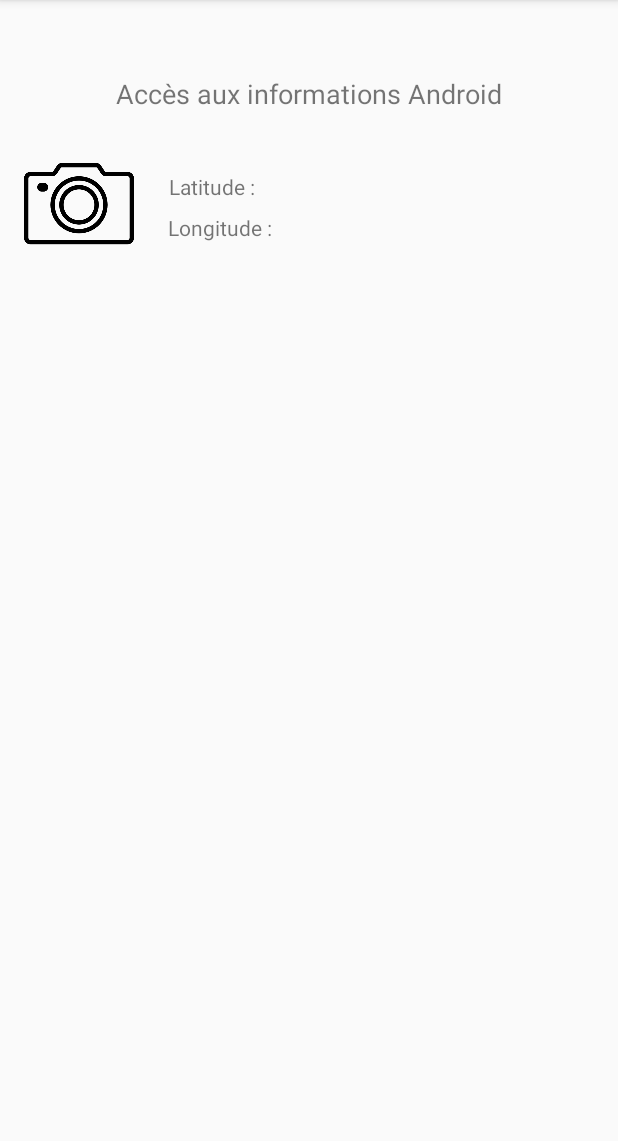
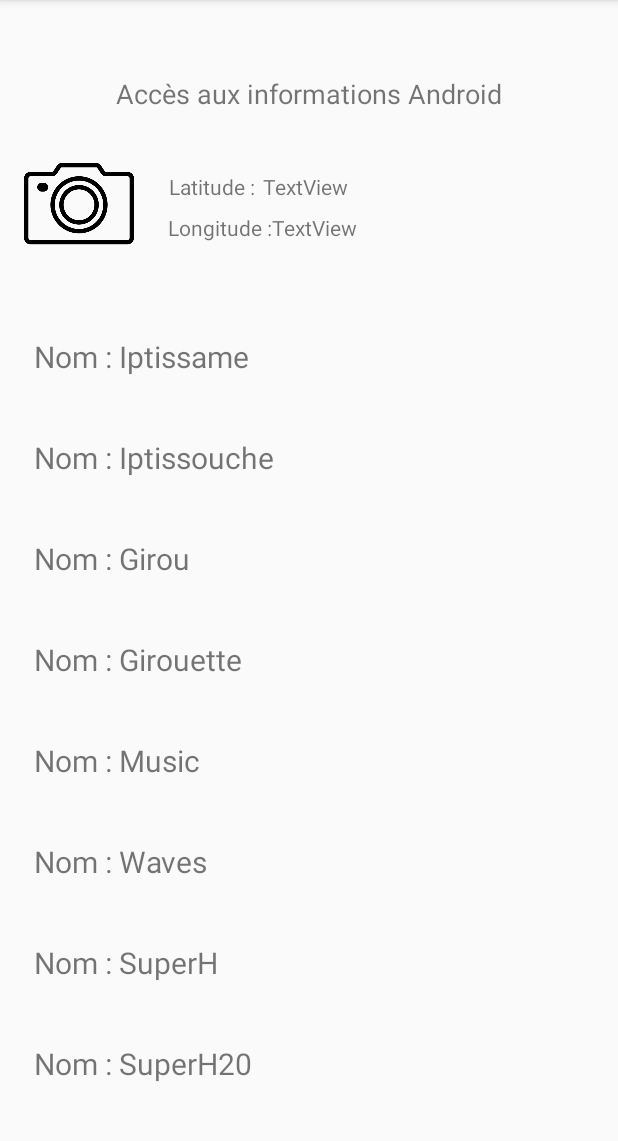
Before and after one commit to ikrijah/android_project, an Android app: the AccessDataActivity screen opened directly, with no data from a screen before it, on a phone screen of 412 x 824 dp, the part 84-1225 px from its top. Run offline under Robolectric (Android 15) with nearby library versions, the phone set to English and light mode, and no system bars; 1 statement that could not run was skipped.

Commit message:
Photo de profil + RecycleView + Latitude & Longitude

```diff
--- a/app/build.gradle
+++ b/app/build.gradle
@@ -36,4 +36,5 @@ dependencies {
     testImplementation 'junit:junit:4.12'
     androidTestImplementation 'androidx.test.ext:junit:1.1.0'
     androidTestImplementation 'androidx.test.espresso:espresso-core:3.1.1'
+    implementation 'com.google.android.gms:play-services-location:17.0.0'
 }
--- a/app/src/main/AndroidManifest.xml
+++ b/app/src/main/AndroidManifest.xml
@@ -3,6 +3,12 @@
     package="fr.isen.krijah.androidtoolbox">
 
     <uses-permission android:name="android.permission.READ_EXTERNAL_STORAGE"/>
+    <uses-permission android:name="android.permission.WRITE_EXTERNAL_STORAGE"/>
+    <uses-permission android:name="android.permission.CAMERA"/>
+
+    <uses-permission android:name="android.permission.INTERNET"/>
+    <uses-permission android:name="android.permission.ACCESS_FINE_LOCATION"/>
+    <uses-permission android:name="android.permission.ACCESS_COARSE_LOCATION"/>
     <application
         android:allowBackup="true"
         android:icon="@mipmap/ic_launcher"
--- a/app/src/main/java/fr/isen/krijah/androidtoolbox/AccessDataActivity.kt
+++ b/app/src/main/java/fr/isen/krijah/androidtoolbox/AccessDataActivity.kt
@@ -1,21 +1,47 @@
 package fr.isen.krijah.androidtoolbox
 
 import android.Manifest
+import android.annotation.SuppressLint
 import android.app.Activity
+import android.content.ContentProviderClient
+import android.content.Context
 import android.content.Intent
+import android.content.SyncRequest
 import android.content.pm.PackageManager
+import android.location.Location
+import android.location.LocationManager
 import android.os.Build
 import androidx.appcompat.app.AppCompatActivity
 import android.os.Bundle
+import android.os.Looper
+import android.provider.Settings
+import android.widget.TextView
 import android.widget.Toast
 import androidx.constraintlayout.widget.ConstraintLayout.VERSION
+import androidx.core.app.ActivityCompat
+import androidx.recyclerview.widget.LinearLayoutManager
+import com.google.android.gms.location.*
 import kotlinx.android.synthetic.main.activity_access_data.*
 
 class AccessDataActivity : AppCompatActivity() {
 
+    lateinit var mFusedLocationClient: FusedLocationProviderClient
+
+    // initialisation liste
+    val listeDeNoms: ArrayList<String> = ArrayList()
+
     override fun onCreate(savedInstanceState: Bundle?) {
         super.onCreate(savedInstanceState)
         setContentView(R.layout.activity_access_data)
+
+        mFusedLocationClient = LocationServices.getFusedLocationProviderClient(this)
+        getLastLocation()
+
+        addNoms()
+
+        listView.layoutManager = LinearLayoutManager(this)
+
+        listView.adapter = NomsAdapter(listeDeNoms, this)
 
         cameraView.setOnClickListener(){
             //check runtime permission
@@ -39,6 +65,7 @@ class AccessDataActivity : AppCompatActivity() {
         }
     }
 
+
     private fun pickImageFromGallery() {
         //Intent to pick image
         val intent = Intent(Intent.ACTION_PICK)
@@ -51,6 +78,8 @@ class AccessDataActivity : AppCompatActivity() {
         private val IMAGE_PICK_CODE = 1000;
         //Permission code
         private val PERMISSION_CODE = 1001;
+
+        private val PERMISSION_ID = 42;
     }
 
     //handle requested permission result
@@ -68,6 +97,12 @@ class AccessDataActivity : AppCompatActivity() {
                 }
             }
         }
+
+        if (requestCode == PERMISSION_ID) {
+            if ((grantResults.isNotEmpty() && grantResults[0] == PackageManager.PERMISSION_GRANTED)) {
+                // Granted. Start getting the location information
+            }
+        }
     }
 
     //handle result of picked image
@@ -76,4 +111,89 @@ class AccessDataActivity : AppCompatActivity() {
             cameraView.setImageURI(data?.data)
         }
     }
+
+    // Adds animals to the empty animals ArrayList
+    fun addNoms() {
+        listeDeNoms.add("Nom : Iptissame")
+        listeDeNoms.add("Nom : Iptissouche")
+        listeDeNoms.add("Nom : Girou")
+        listeDeNoms.add("Nom : Girouette")
+        listeDeNoms.add("Nom : Music")
+        listeDeNoms.add("Nom : Waves")
+        listeDeNoms.add("Nom : SuperH")
+        listeDeNoms.add("Nom : SuperH20")
+        listeDeNoms.add("Nom : Chat")
+        listeDeNoms.add("Nom : Chien")
+    }
+
+
+    private fun checkPermissions(): Boolean {
+        if (ActivityCompat.checkSelfPermission(this, Manifest.permission.ACCESS_COARSE_LOCATION) == PackageManager.PERMISSION_GRANTED &&
+            ActivityCompat.checkSelfPermission(this, Manifest.permission.ACCESS_FINE_LOCATION) == PackageManager.PERMISSION_GRANTED){
+            return true
+        }
+        return false
+    }
+
+    private fun requestPermissions() {
+        ActivityCompat.requestPermissions(
+            this,
+            arrayOf(Manifest.permission.ACCESS_COARSE_LOCATION, Manifest.permission.ACCESS_FINE_LOCATION),
+            PERMISSION_ID
+        )
+    }
+
+    private fun isLocationEnabled(): Boolean {
+        var locationManager: LocationManager = getSystemService(Context.LOCATION_SERVICE) as LocationManager
+        return locationManager.isProviderEnabled(LocationManager.GPS_PROVIDER) || locationManager.isProviderEnabled(
+            LocationManager.NETWORK_PROVIDER
+        )
+    }
+
+    @SuppressLint("MissingPermission")
+    private fun getLastLocation() {
+        if (checkPermissions()) {
+            if (isLocationEnabled()) {
+
+                mFusedLocationClient.lastLocation.addOnCompleteListener(this) { task ->
+                    var location: Location? = task.result
+                    if (location == null) {
+                        requestNewLocationData()
+                    } else {
+                        findViewById<TextView>(R.id.latTextView).text = location.latitude.toString()
+                        findViewById<TextView>(R.id.lonTextView).text = location.longitude.toString()
+                    }
+                }
+            } else {
+                Toast.makeText(this, "Turn on location", Toast.LENGTH_LONG).show()
+                val intent = Intent(Settings.ACTION_LOCATION_SOURCE_SETTINGS)
+                startActivity(intent)
+            }
+        } else {
+            requestPermissions()
+        }
+    }
+
+    @SuppressLint("MissingPermission")
+    private fun requestNewLocationData() {
+        var mLocationRequest = LocationRequest()
+        mLocationRequest.priority = LocationRequest.PRIORITY_HIGH_ACCURACY
+        mLocationRequest.interval = 0
+        mLocationRequest.fastestInterval = 0
+        mLocationRequest.numUpdates = 1
+
+        mFusedLocationClient = LocationServices.getFusedLocationProviderClient(this)
+        mFusedLocationClient!!.requestLocationUpdates(
+            mLocationRequest, mLocationCallback,
+            Looper.myLooper()
+        )
+    }
+
+    private val mLocationCallback = object : LocationCallback() {
+        override fun onLocationResult(locationResult: LocationResult) {
+            var mLastLocation: Location = locationResult.lastLocation
+            findViewById<TextView>(R.id.latTextView).text = mLastLocation.latitude.toString()
+            findViewById<TextView>(R.id.lonTextView).text = mLastLocation.longitude.toString()
+        }
+    }
 }
--- /dev/null
+++ b/app/src/main/java/fr/isen/krijah/androidtoolbox/NomsAdapter.kt
@@ -0,0 +1,34 @@
+package fr.isen.krijah.androidtoolbox
+
+import android.content.Context
+import android.view.LayoutInflater
+import android.view.View
+import android.view.ViewGroup
+import androidx.recyclerview.widget.RecyclerView
+import kotlinx.android.synthetic.main.noms_list_item.view.*
+
+class NomsAdapter(val items : ArrayList<String>, val context: Context) : RecyclerView.Adapter<ViewHolder>() {
+    override fun onBindViewHolder(holder: ViewHolder, position: Int) {
+        TODO("not implemented") //To change body of created functions use File | Settings | File Templates.
+    }
+
+    // Gets the number of names in the list
+    override fun getItemCount(): Int {
+        return items.size
+    }
+
+    // Inflates the item views
+    override fun onCreateViewHolder(parent: ViewGroup, viewType: Int): ViewHolder {
+        return ViewHolder(LayoutInflater.from(context).inflate(R.layout.noms_list_item, parent, false))
+    }
+
+    // Binds each animal in the ArrayList to a view
+    override fun onBindViewHolder(holder: ViewHolder, position: Int, payloads: MutableList<Any>) {
+        holder?.tvNomsType?.text = items.get(position)
+    }
+}
+
+class ViewHolder (view: View) : RecyclerView.ViewHolder(view) {
+    // Holds the TextView that will add each animal to
+    val tvNomsType = view.tv_noms_type
+}
--- a/app/src/main/res/layout/activity_access_data.xml
+++ b/app/src/main/res/layout/activity_access_data.xml
@@ -53,6 +53,7 @@
         app:layout_constraintTop_toBottomOf="@+id/latitude" />
 
     <androidx.recyclerview.widget.RecyclerView
+        android:id="@+id/listView"
         android:layout_width="409dp"
         android:layout_height="533dp"
         android:layout_marginTop="204dp"
@@ -61,4 +62,27 @@
         app:layout_constraintStart_toStartOf="parent"
         app:layout_constraintTop_toTopOf="parent" />
 
+    <TextView
+        android:id="@+id/latTextView"
+        android:layout_width="wrap_content"
+        android:layout_height="wrap_content"
+        android:layout_marginTop="40dp"
+        android:text="TextView"
+        app:layout_constraintEnd_toEndOf="parent"
+        app:layout_constraintHorizontal_bias="0.011"
+        app:layout_constraintStart_toEndOf="@+id/latitude"
+        app:layout_constraintTop_toBottomOf="@+id/accessTitle" />
+
+    <TextView
+        android:id="@+id/lonTextView"
+        android:layout_width="wrap_content"
+        android:layout_height="wrap_content"
+        android:text="TextView"
+        app:layout_constraintBottom_toTopOf="@+id/listView"
+        app:layout_constraintEnd_toEndOf="parent"
+        app:layout_constraintHorizontal_bias="0.0"
+        app:layout_constraintStart_toEndOf="@+id/longitude"
+        app:layout_constraintTop_toBottomOf="@+id/latTextView"
+        app:layout_constraintVertical_bias="0.163" />
+
 </androidx.constraintlayout.widget.ConstraintLayout>
--- /dev/null
+++ b/app/src/main/res/layout/noms_list_item.xml
@@ -0,0 +1,16 @@
+<?xml version="1.0" encoding="utf-8"?>
+<LinearLayout xmlns:android="http://schemas.android.com/apk/res/android"
+    android:orientation="vertical"
+    android:layout_width="match_parent"
+    android:layout_height="wrap_content">
+
+    <TextView
+        android:id="@+id/tv_noms_type"
+        android:layout_width="match_parent"
+        android:layout_height="wrap_content"
+        android:layout_weight="1"
+        android:padding="20dp"
+        android:text="TextView"
+        android:textSize="20sp"
+        android:visibility="visible" />
+</LinearLayout>
```
